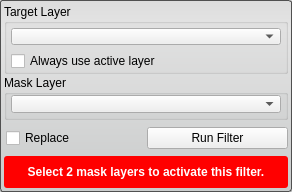
Above: src/Interface/ToolInterface/AndFilterInterface.ui from SCIInstitute/Seg3D before the change. Below: the same form after it.
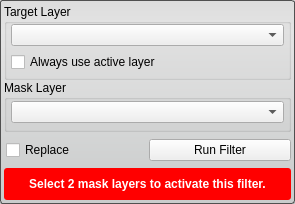
That is the form after the change. Custom widgets are drawn as their Qt base class.

```diff
--- a/src/Interface/ToolInterface/AndFilterInterface.ui
+++ b/src/Interface/ToolInterface/AndFilterInterface.ui
@@ -6,8 +6,8 @@
    <rect>
     <x>0</x>
     <y>0</y>
-    <width>292</width>
-    <height>192</height>
+    <width>295</width>
+    <height>204</height>
    </rect>
   </property>
   <property name="sizePolicy">
@@ -50,13 +50,13 @@
      <property name="minimumSize">
       <size>
        <width>0</width>
-       <height>70</height>
+       <height>76</height>
       </size>
      </property>
      <property name="maximumSize">
       <size>
        <width>16777215</width>
-       <height>70</height>
+       <height>76</height>
       </size>
      </property>
      <property name="title">
@@ -69,7 +69,19 @@
       <bool>false</bool>
      </property>
      <layout class="QVBoxLayout" name="verticalLayout_4">
-      <property name="margin">
+      <property name="spacing">
+       <number>6</number>
+      </property>
+      <property name="leftMargin">
+       <number>4</number>
+      </property>
+      <property name="topMargin">
+       <number>0</number>
+      </property>
+      <property name="rightMargin">
+       <number>4</number>
+      </property>
+      <property name="bottomMargin">
        <number>4</number>
       </property>
       <item>
@@ -115,13 +127,13 @@
      <property name="minimumSize">
       <size>
        <width>0</width>
-       <height>45</height>
+       <height>52</height>
       </size>
      </property>
      <property name="maximumSize">
       <size>
        <width>16777215</width>
-       <height>45</height>
+       <height>52</height>
       </size>
      </property>
      <property name="title">
@@ -217,12 +229,6 @@
        <height>32</height>
       </size>
      </property>
-     <property name="maximumSize">
-      <size>
-       <width>16777215</width>
-       <height>32</height>
-      </size>
-     </property>
      <property name="styleSheet">
       <string notr="true">QLabel#message_{
   color: white;
```
